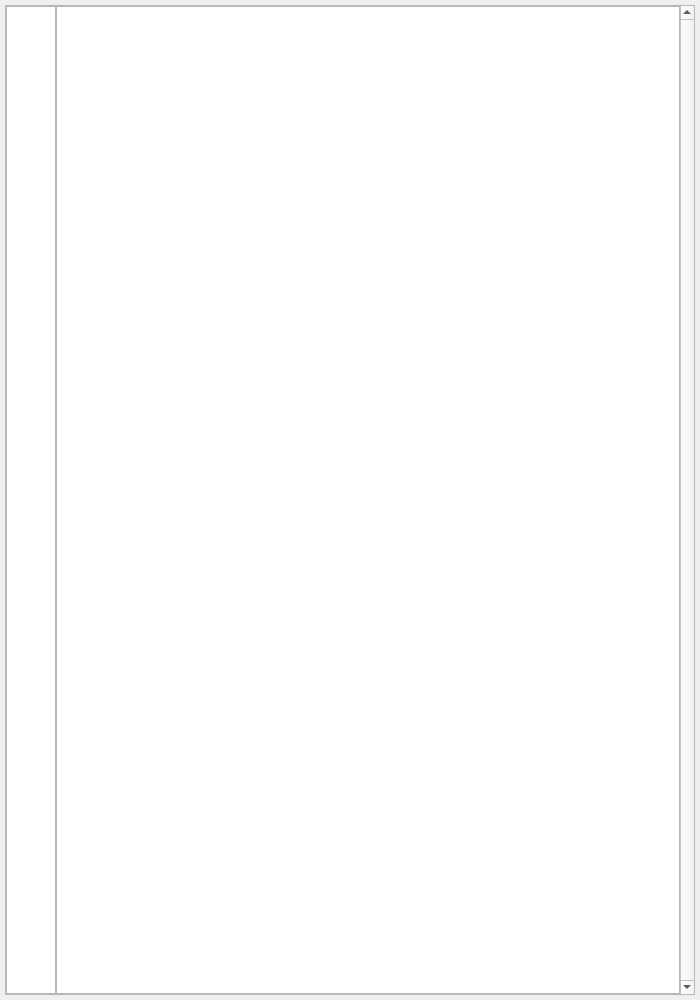
This is MIPS_creator/ui_files/ResultsWindow.ui in iankamin/MIPS-Autograder as Qt 5 draws it before an edit. The edited form follows.
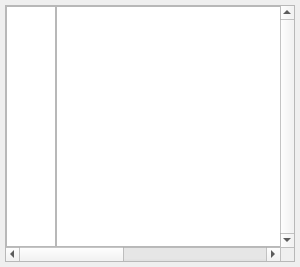
This is the edited form.

```diff
--- a/MIPS_creator/ui_files/ResultsWindow.ui
+++ b/MIPS_creator/ui_files/ResultsWindow.ui
@@ -6,8 +6,8 @@
    <rect>
     <x>0</x>
     <y>0</y>
-    <width>700</width>
-    <height>1000</height>
+    <width>300</width>
+    <height>267</height>
    </rect>
   </property>
   <property name="sizePolicy">
@@ -52,6 +52,9 @@
      <property name="verticalScrollBarPolicy">
       <enum>Qt::ScrollBarAlwaysOn</enum>
      </property>
+     <property name="horizontalScrollBarPolicy">
+      <enum>Qt::ScrollBarAlwaysOn</enum>
+     </property>
      <property name="sizeAdjustPolicy">
       <enum>QAbstractScrollArea::AdjustToContents</enum>
      </property>
@@ -63,8 +66,8 @@
        <rect>
         <x>0</x>
         <y>0</y>
-        <width>674</width>
-        <height>988</height>
+        <width>650</width>
+        <height>241</height>
        </rect>
       </property>
       <layout class="QHBoxLayout" name="horizontalLayout">
@@ -135,6 +138,18 @@
        </item>
        <item>
         <widget class="QTextEdit" name="textBox">
+         <property name="sizePolicy">
+          <sizepolicy hsizetype="Preferred" vsizetype="Expanding">
+           <horstretch>0</horstretch>
+           <verstretch>0</verstretch>
+          </sizepolicy>
+         </property>
+         <property name="minimumSize">
+          <size>
+           <width>600</width>
+           <height>0</height>
+          </size>
+         </property>
          <property name="verticalScrollBarPolicy">
           <enum>Qt::ScrollBarAlwaysOff</enum>
          </property>
@@ -147,6 +162,9 @@
          <property name="undoRedoEnabled">
           <bool>false</bool>
          </property>
+         <property name="lineWrapMode">
+          <enum>QTextEdit::NoWrap</enum>
+         </property>
          <property name="readOnly">
           <bool>true</bool>
          </property>
```
